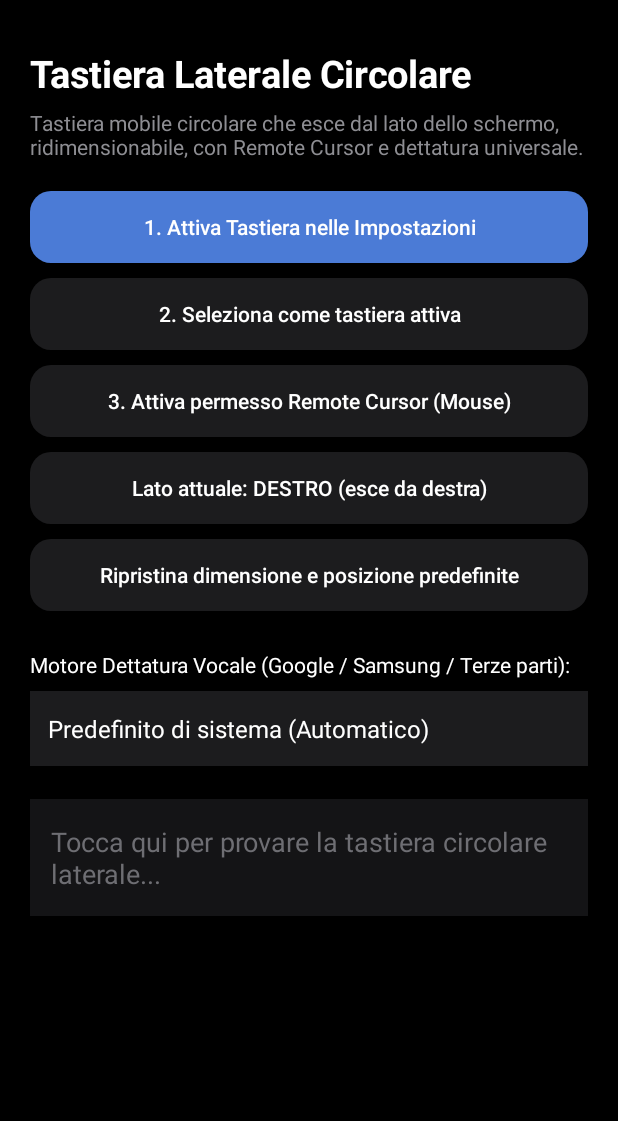
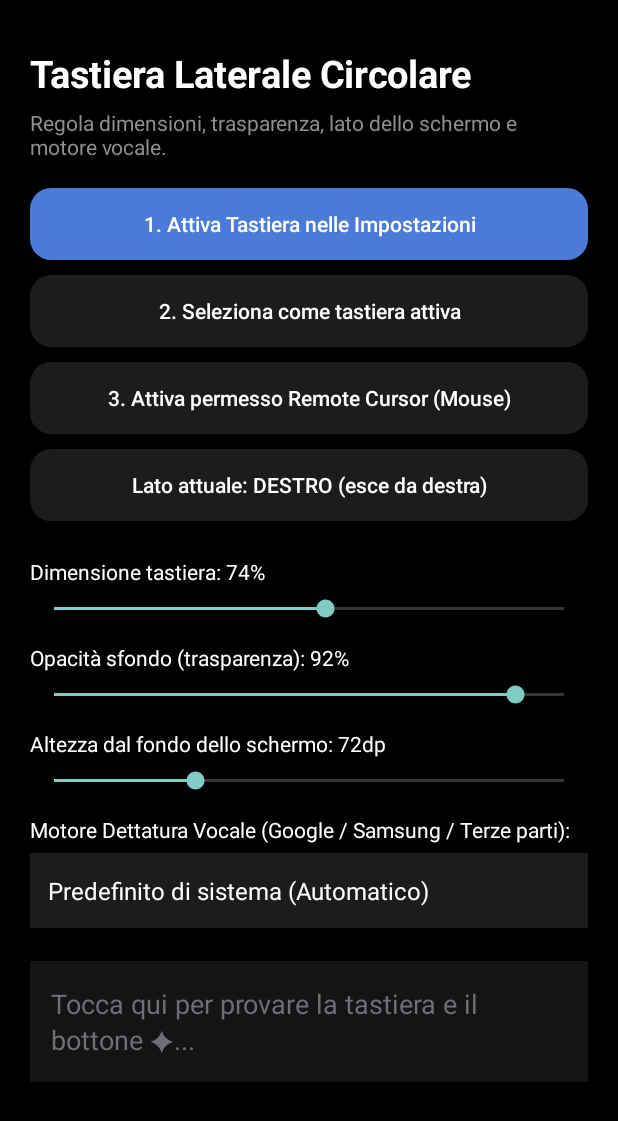
Before and after one commit to QuickSparkSem/Tastiera45, an Android app: the screen it shows after launch (MainActivity), on a phone screen of 412 x 824 dp. Shown: the top 1121 px of the screen. Run offline under Robolectric (Android 15) with nearby library versions, the phone set to English and light mode, and no system bars.

Commit message:
Implement keyboard customization features
Added SeekBars for keyboard size, opacity, and height adjustments. Updated UI elements and text for better clarity.

```diff
--- a/app/src/main/java/com/tastiera45/ime/MainActivity.kt
+++ b/app/src/main/java/com/tastiera45/ime/MainActivity.kt
@@ -21,6 +21,7 @@ import android.widget.Button
 import android.widget.EditText
 import android.widget.LinearLayout
 import android.widget.ScrollView
+import android.widget.SeekBar
 import android.widget.Spinner
 import android.widget.TextView
 import android.widget.Toast
@@ -58,10 +59,10 @@ class MainActivity : Activity() {
         container.addView(title)
 
         val subtitle = TextView(this).apply {
-            text = "Tastiera mobile circolare che esce dal lato dello schermo, ridimensionabile, con Remote Cursor e dettatura universale."
+            text = "Regola dimensioni, trasparenza, lato dello schermo e motore vocale."
             textSize = 14f
             setTextColor(Color.parseColor("#8E8E93"))
-            setPadding(0, (6 * density).toInt(), 0, (20 * density).toInt())
+            setPadding(0, (6 * density).toInt(), 0, (18 * density).toInt())
         }
         container.addView(subtitle)
 
@@ -95,20 +96,71 @@ class MainActivity : Activity() {
         }
         container.addView(sideBtn)
 
-        container.addView(makeActionButton("Ripristina dimensione e posizione predefinite", "#1C1C1E") {
-            prefs.edit()
-                .putFloat("kb_scale", 0.74f)
-                .putInt("kb_bottom_offset", (72 * density).toInt())
-                .apply()
-            Toast.makeText(this, "Dimensione e altezza ripristinate", Toast.LENGTH_SHORT).show()
-        })
+        // --- Regolazione Dimensioni Tastiera ---
+        val savedScale = prefs.getFloat("kb_scale", 0.74f)
+        val initialSizePct = (savedScale * 100).toInt().coerceIn(50, 95)
+        val sizeLabel = makeSectionLabel("Dimensione tastiera: $initialSizePct%")
+        container.addView(sizeLabel)
 
-        val voiceTitle = TextView(this).apply {
-            text = "Motore Dettatura Vocale (Google / Samsung / Terze parti):"
-            textSize = 14f
-            setTextColor(Color.WHITE)
-            setPadding(0, (16 * density).toInt(), 0, (8 * density).toInt())
+        val sizeSeekBar = SeekBar(this).apply {
+            max = 45 // da 50% a 95%
+            progress = initialSizePct - 50
+            setOnSeekBarChangeListener(object : SeekBar.OnSeekBarChangeListener {
+                override fun onProgressChanged(sb: SeekBar?, value: Int, fromUser: Boolean) {
+                    val pct = 50 + value
+                    sizeLabel.text = "Dimensione tastiera: $pct%"
+                    prefs.edit().putFloat("kb_scale", pct / 100f).apply()
+                }
+                override fun onStartTrackingTouch(sb: SeekBar?) {}
+                override fun onStopTrackingTouch(sb: SeekBar?) {}
+            })
         }
+        container.addView(sizeSeekBar)
+
+        // --- Regolazione Trasparenza Tastiera ---
+        val savedOpacity = prefs.getFloat("kb_alpha", 0.92f)
+        val initialOpacityPct = (savedOpacity * 100).toInt().coerceIn(15, 100)
+        val alphaLabel = makeSectionLabel("Opacità sfondo (trasparenza): $initialOpacityPct%")
+        container.addView(alphaLabel)
+
+        val alphaSeekBar = SeekBar(this).apply {
+            max = 85 // da 15% a 100%
+            progress = initialOpacityPct - 15
+            setOnSeekBarChangeListener(object : SeekBar.OnSeekBarChangeListener {
+                override fun onProgressChanged(sb: SeekBar?, value: Int, fromUser: Boolean) {
+                    val pct = 15 + value
+                    alphaLabel.text = "Opacità sfondo (trasparenza): $pct%"
+                    prefs.edit().putFloat("kb_alpha", pct / 100f).apply()
+                }
+                override fun onStartTrackingTouch(sb: SeekBar?) {}
+                override fun onStopTrackingTouch(sb: SeekBar?) {}
+            })
+        }
+        container.addView(alphaSeekBar)
+
+        // --- Regolazione Altezza dal Fondo ---
+        val defaultBottomDp = 72
+        val currentBottomPx = prefs.getInt("kb_bottom_offset", (defaultBottomDp * density).toInt())
+        val currentBottomDp = (currentBottomPx / density).toInt().coerceIn(0, 260)
+        val heightLabel = makeSectionLabel("Altezza dal fondo dello schermo: ${currentBottomDp}dp")
+        container.addView(heightLabel)
+
+        val heightSeekBar = SeekBar(this).apply {
+            max = 260
+            progress = currentBottomDp
+            setOnSeekBarChangeListener(object : SeekBar.OnSeekBarChangeListener {
+                override fun onProgressChanged(sb: SeekBar?, value: Int, fromUser: Boolean) {
+                    heightLabel.text = "Altezza dal fondo dello schermo: ${value}dp"
+                    prefs.edit().putInt("kb_bottom_offset", (value * density).toInt()).apply()
+                }
+                override fun onStartTrackingTouch(sb: SeekBar?) {}
+                override fun onStopTrackingTouch(sb: SeekBar?) {}
+            })
+        }
+        container.addView(heightSeekBar)
+
+        // --- Scelta Motore Dettatura Vocale ---
+        val voiceTitle = makeSectionLabel("Motore Dettatura Vocale (Google / Samsung / Terze parti):")
         container.addView(voiceTitle)
 
         loadAvailableVoiceServices()
@@ -147,8 +199,9 @@ class MainActivity : Activity() {
         }
         container.addView(spinner)
 
+        // --- Campo di prova immediato ---
         val testBox = EditText(this).apply {
-            hint = "Tocca qui per provare la tastiera circolare laterale..."
+            hint = "Tocca qui per provare la tastiera e il bottone ✦..."
             setHintTextColor(Color.parseColor("#6E6E73"))
             setTextColor(Color.WHITE)
             setBackgroundColor(Color.parseColor("#141416"))
@@ -164,6 +217,16 @@ class MainActivity : Activity() {
 
         scroll.addView(container)
         setContentView(scroll)
+    }
+
+    private fun makeSectionLabel(text: String): TextView {
+        val density = resources.displayMetrics.density
+        return TextView(this).apply {
+            this.text = text
+            textSize = 14f
+            setTextColor(Color.WHITE)
+            setPadding(0, (14 * density).toInt(), 0, (6 * density).toInt())
+        }
     }
 
     private fun loadAvailableVoiceServices() {
```
